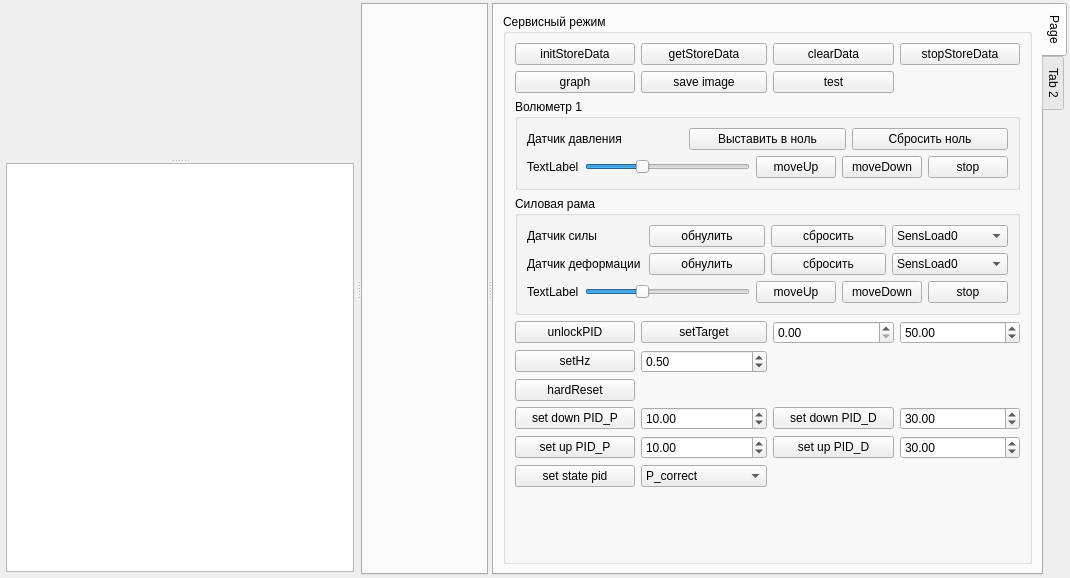
Above: pg-liga/experimentview.ui from predbannikov/pg-liga before the change. Below: the same form after it.
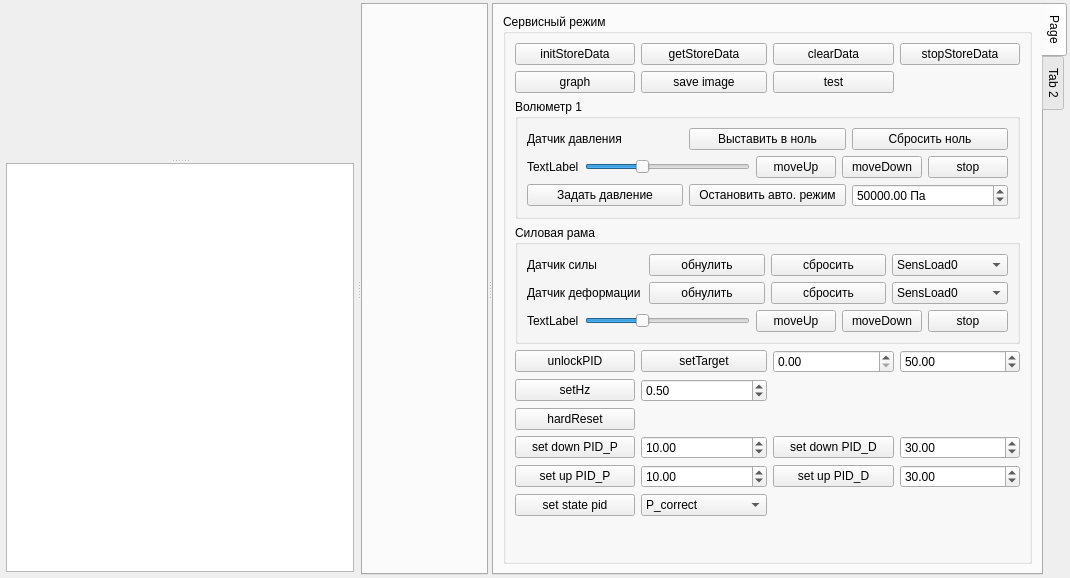
That is the form after the change. Custom widgets are drawn as their Qt base class.

Patch:
```diff
--- a/pg-liga/experimentview.ui
+++ b/pg-liga/experimentview.ui
@@ -158,6 +158,87 @@
               <string>Сервисный режим</string>
              </property>
              <layout class="QGridLayout" name="gridLayout_3">
+              <item row="10" column="1">
+               <widget class="QComboBox" name="cmbState">
+                <item>
+                 <property name="text">
+                  <string>P_correct</string>
+                 </property>
+                </item>
+                <item>
+                 <property name="text">
+                  <string>controller_default</string>
+                 </property>
+                </item>
+               </widget>
+              </item>
+              <item row="1" column="1">
+               <widget class="QPushButton" name="btnSaveImage">
+                <property name="text">
+                 <string>save image</string>
+                </property>
+               </widget>
+              </item>
+              <item row="5" column="3">
+               <widget class="QDoubleSpinBox" name="spinTarget">
+                <property name="minimum">
+                 <double>5.000000000000000</double>
+                </property>
+                <property name="maximum">
+                 <double>2000.000000000000000</double>
+                </property>
+                <property name="singleStep">
+                 <double>50.000000000000000</double>
+                </property>
+                <property name="value">
+                 <double>50.000000000000000</double>
+                </property>
+               </widget>
+              </item>
+              <item row="9" column="2">
+               <widget class="QPushButton" name="btnSetUpPID_D">
+                <property name="text">
+                 <string>set up PID_D</string>
+                </property>
+               </widget>
+              </item>
+              <item row="9" column="3">
+               <widget class="QDoubleSpinBox" name="spinSetUpPID_D">
+                <property name="maximum">
+                 <double>1000.000000000000000</double>
+                </property>
+                <property name="value">
+                 <double>30.000000000000000</double>
+                </property>
+               </widget>
+              </item>
+              <item row="5" column="0">
+               <widget class="QPushButton" name="btnUnlockPid">
+                <property name="text">
+                 <string>unlockPID</string>
+                </property>
+               </widget>
+              </item>
+              <item row="5" column="2">
+               <widget class="QDoubleSpinBox" name="spinTargetMin">
+                <property name="maximum">
+                 <double>1000000.000000000000000</double>
+                </property>
+                <property name="singleStep">
+                 <double>10.000000000000000</double>
+                </property>
+                <property name="value">
+                 <double>0.000000000000000</double>
+                </property>
+               </widget>
+              </item>
+              <item row="1" column="2">
+               <widget class="QPushButton" name="btnTest">
+                <property name="text">
+                 <string>test</string>
+                </property>
+               </widget>
+              </item>
               <item row="0" column="2">
                <widget class="QPushButton" name="btnClearDataStore">
                 <property name="text">
@@ -165,70 +246,167 @@
                 </property>
                </widget>
               </item>
+              <item row="0" column="1">
+               <widget class="QPushButton" name="btnGetStoreData">
+                <property name="text">
+                 <string>getStoreData</string>
+                </property>
+               </widget>
+              </item>
+              <item row="2" column="0" colspan="4">
+               <widget class="QGroupBox" name="grpVolumetr1">
+                <property name="title">
+                 <string>Волюметр 1</string>
+                </property>
+                <layout class="QVBoxLayout" name="verticalLayout_7">
+                 <item>
+                  <layout class="QHBoxLayout" name="horizontalLayout_3">
+                   <item>
+                    <widget class="QLabel" name="label_3">
+                     <property name="text">
+                      <string>Датчик давления</string>
+                     </property>
+                    </widget>
+                   </item>
+                   <item>
+                    <widget class="QPushButton" name="btnVolumetr1SensorPressureSetZero">
+                     <property name="text">
+                      <string>Выставить в ноль</string>
+                     </property>
+                    </widget>
+                   </item>
+                   <item>
+                    <widget class="QPushButton" name="btnVolumetr1SensorPressureReset">
+                     <property name="text">
+                      <string>Сбросить ноль</string>
+                     </property>
+                    </widget>
+                   </item>
+                  </layout>
+                 </item>
+                 <item>
+                  <layout class="QHBoxLayout" name="horizontalLayout_4">
+                   <item>
+                    <widget class="QLabel" name="lblVolumetr1Speed">
+                     <property name="text">
+                      <string>TextLabel</string>
+                     </property>
+                     <property name="buddy">
+                      <cstring>sliderLoadFrameSpeed</cstring>
+                     </property>
+                    </widget>
+                   </item>
+                   <item>
+                    <widget class="QSlider" name="sliderVolumetr1Speed">
+                     <property name="maximum">
+                      <number>150</number>
+                     </property>
+                     <property name="sliderPosition">
+                      <number>50</number>
+                     </property>
+                     <property name="orientation">
+                      <enum>Qt::Horizontal</enum>
+                     </property>
+                     <property name="tickPosition">
+                      <enum>QSlider::NoTicks</enum>
+                     </property>
+                    </widget>
+                   </item>
+                   <item>
+                    <widget class="QPushButton" name="btnVolumetr1MoveUp">
+                     <property name="text">
+                      <string>moveUp</string>
+                     </property>
+                    </widget>
+                   </item>
+                   <item>
+                    <widget class="QPushButton" name="btnVolumetr1MoveDown">
+                     <property name="text">
+                      <string>moveDown</string>
+                     </property>
+                    </widget>
+                   </item>
+                   <item>
+                    <widget class="QPushButton" name="btnVolumetr1Stop">
+                     <property name="text">
+                      <string>stop</string>
+                     </property>
+                    </widget>
+                   </item>
+                  </layout>
+                 </item>
+                 <item>
+                  <layout class="QHBoxLayout" name="horizontalLayout_6">
+                   <item>
+                    <widget class="QPushButton" name="btnVolumetr1SetTarget">
+                     <property name="text">
+                      <string>Задать давление</string>
+                     </property>
+                    </widget>
+                   </item>
+                   <item>
+                    <widget class="QPushButton" name="btnVolumetr1Unlock">
+                     <property name="text">
+                      <string>Остановить авто. режим</string>
+                     </property>
+                    </widget>
+                   </item>
+                   <item>
+                    <widget class="QDoubleSpinBox" name="spinVolumetr1Target">
+                     <property name="suffix">
+                      <string> Па</string>
+                     </property>
+                     <property name="maximum">
+                      <double>900000000.000000000000000</double>
+                     </property>
+                     <property name="singleStep">
+                      <double>10000.000000000000000</double>
+                     </property>
+                     <property name="value">
+                      <double>50000.000000000000000</double>
+                     </property>
+                    </widget>
+                   </item>
+                  </layout>
+                 </item>
+                </layout>
+               </widget>
+              </item>
+              <item row="9" column="1">
+               <widget class="QDoubleSpinBox" name="spinSetUpPID_P">
+                <property name="maximum">
+                 <double>1000.000000000000000</double>
+                </property>
+                <property name="value">
+                 <double>10.000000000000000</double>
+                </property>
+               </widget>
+              </item>
+              <item row="6" column="0">
+               <widget class="QPushButton" name="btnSetHz">
+                <property name="text">
+                 <string>setHz</string>
+                </property>
+               </widget>
+              </item>
               <item row="5" column="1">
-               <widget class="QDoubleSpinBox" name="spinHz">
-                <property name="minimum">
-                 <double>0.010000000000000</double>
-                </property>
-                <property name="maximum">
-                 <double>5.000000000000000</double>
-                </property>
-                <property name="singleStep">
-                 <double>0.500000000000000</double>
-                </property>
-                <property name="value">
-                 <double>0.500000000000000</double>
-                </property>
-               </widget>
-              </item>
-              <item row="4" column="1">
                <widget class="QPushButton" name="btnSetTarget">
                 <property name="text">
                  <string>setTarget</string>
                 </property>
                </widget>
               </item>
-              <item row="9" column="0">
+              <item row="10" column="0">
                <widget class="QPushButton" name="btnSetState">
                 <property name="text">
                  <string>set state pid</string>
                 </property>
                </widget>
               </item>
-              <item row="5" column="0">
-               <widget class="QPushButton" name="btnSetHz">
+              <item row="9" column="0">
+               <widget class="QPushButton" name="btnSetUpPidP">
                 <property name="text">
-                 <string>setHz</string>
-                </property>
-               </widget>
-              </item>
-              <item row="9" column="1">
-               <widget class="QComboBox" name="cmbState">
-                <item>
-                 <property name="text">
-                  <string>P_correct</string>
-                 </property>
-                </item>
-                <item>
-                 <property name="text">
-                  <string>controller_default</string>
-                 </property>
-                </item>
-               </widget>
-              </item>
-              <item row="4" column="3">
-               <widget class="QDoubleSpinBox" name="spinTarget">
-                <property name="minimum">
-                 <double>5.000000000000000</double>
-                </property>
-                <property name="maximum">
-                 <double>2000.000000000000000</double>
-                </property>
-                <property name="singleStep">
-                 <double>50.000000000000000</double>
-                </property>
-                <property name="value">
-                 <double>50.000000000000000</double>
+                 <string>set up PID_P</string>
                 </property>
                </widget>
               </item>
@@ -239,14 +417,31 @@
                 </property>
                </widget>
               </item>
-              <item row="8" column="0">
-               <widget class="QPushButton" name="btnSetUpPidP">
+              <item row="0" column="0">
+               <widget class="QPushButton" name="btnInitStoreData">
                 <property name="text">
-                 <string>set up PID_P</string>
+                 <string>initStoreData</string>
                 </property>
                </widget>
               </item>
-              <item row="10" column="0">
+              <item row="8" column="2">
+               <widget class="QPushButton" name="btnSetPID_D">
+                <property name="text">
+                 <string>set down PID_D</string>
+                </property>
+               </widget>
+              </item>
+              <item row="8" column="1">
+               <widget class="QDoubleSpinBox" name="spinSetPID_P">
+                <property name="maximum">
+                 <double>1000.000000000000000</double>
+                </property>
+                <property name="value">
+                 <double>10.000000000000000</double>
+                </property>
+               </widget>
+              </item>
+              <item row="11" column="0">
                <spacer name="verticalSpacer">
                 <property name="orientation">
                  <enum>Qt::Vertical</enum>
@@ -259,123 +454,47 @@
                 </property>
                </spacer>
               </item>
-              <item row="8" column="2">
-               <widget class="QPushButton" name="btnSetUpPID_D">
-                <property name="text">
-                 <string>set up PID_D</string>
+              <item row="6" column="1">
+               <widget class="QDoubleSpinBox" name="spinHz">
+                <property name="minimum">
+                 <double>0.010000000000000</double>
                 </property>
-               </widget>
-              </item>
-              <item row="8" column="3">
-               <widget class="QDoubleSpinBox" name="spinSetUpPID_D">
                 <property name="maximum">
-                 <double>1000.000000000000000</double>
-                </property>
-                <property name="value">
-                 <double>30.000000000000000</double>
-                </property>
-               </widget>
-              </item>
-              <item row="4" column="0">
-               <widget class="QPushButton" name="btnUnlockPid">
-                <property name="text">
-                 <string>unlockPID</string>
-                </property>
-               </widget>
-              </item>
-              <item row="4" column="2">
-               <widget class="QDoubleSpinBox" name="spinTargetMin">
-                <property name="maximum">
-                 <double>1000000.000000000000000</double>
+                 <double>5.000000000000000</double>
                 </property>
                 <property name="singleStep">
-                 <double>10.000000000000000</double>
+                 <double>0.500000000000000</double>
                 </property>
                 <property name="value">
-                 <double>0.000000000000000</double>
+                 <double>0.500000000000000</double>
                 </property>
                </widget>
               </item>
-              <item row="1" column="0">
-               <widget class="QPushButton" name="btnCreateGraph">
-                <property name="text">
-                 <string>graph</string>
-                </property>
-               </widget>
-              </item>
-              <item row="7" column="0">
+              <item row="8" column="0">
                <widget class="QPushButton" name="btnSetPidP">
                 <property name="text">
                  <string>set down PID_P</string>
                 </property>
                </widget>
               </item>
-              <item row="7" column="2">
-               <widget class="QPushButton" name="btnSetPID_D">
-                <property name="text">
-                 <string>set down PID_D</string>
-                </property>
-               </widget>
-              </item>
-              <item row="0" column="0">
-               <widget class="QPushButton" name="btnInitStoreData">
-                <property name="text">
-                 <string>initStoreData</string>
-                </property>
-               </widget>
-              </item>
-              <item row="7" column="3">
-               <widget class="QDoubleSpinBox" name="spinSetPID_D">
-                <property name="maximum">
-                 <double>1000.000000000000000</double>
-                </property>
-                <property name="value">
-                 <double>30.000000000000000</double>
-                </property>
-               </widget>
-              </item>
-              <item row="1" column="1">
-               <widget class="QPushButton" name="btnSaveImage">
-                <property name="text">
-                 <string>save image</string>
-                </property>
-               </widget>
-              </item>
-              <item row="0" column="1">
-               <widget class="QPushButton" name="btnGetStoreData">
-                <property name="text">
-                 <string>getStoreData</string>
-                </property>
-               </widget>
-              </item>
-              <item row="7" column="1">
-               <widget class="QDoubleSpinBox" name="spinSetPID_P">
-                <property name="maximum">
-                 <double>1000.000000000000000</double>
-                </property>
-                <property name="value">
-                 <double>10.000000000000000</double>
-                </property>
-               </widget>
-              </item>
-              <item row="8" column="1">
-               <widget class="QDoubleSpinBox" name="spinSetUpPID_P">
-                <property name="maximum">
-                 <double>1000.000000000000000</double>
-                </property>
-                <property name="value">
-                 <double>10.000000000000000</double>
-                </property>
-               </widget>
-              </item>
-              <item row="6" column="0">
+              <item row="7" column="0">
                <widget class="QPushButton" name="btnHardReset">
                 <property name="text">
                  <string>hardReset</string>
                 </property>
                </widget>
               </item>
-              <item row="3" column="0" colspan="4">
+              <item row="8" column="3">
+               <widget class="QDoubleSpinBox" name="spinSetPID_D">
+                <property name="maximum">
+                 <double>1000.000000000000000</double>
+                </property>
+                <property name="value">
+                 <double>30.000000000000000</double>
+                </property>
+               </widget>
+              </item>
+              <item row="4" column="0" colspan="4">
                <widget class="QGroupBox" name="grpLoadFrame">
                 <property name="title">
                  <string>Силовая рама</string>
@@ -573,98 +692,13 @@
                 </layout>
                </widget>
               </item>
-              <item row="1" column="2">
-               <widget class="QPushButton" name="btnTest">
+              <item row="1" column="0">
+               <widget class="QPushButton" name="btnCreateGraph">
                 <property name="text">
-                 <string>test</string>
+                 <string>graph</string>
                 </property>
                </widget>
               </item>
-              <item row="2" column="0" colspan="4">
-               <widget class="QGroupBox" name="grpVolumetr1">
-                <property name="title">
-                 <string>Волюметр 1</string>
-                </property>
-                <layout class="QVBoxLayout" name="verticalLayout_7">
-                 <item>
-                  <layout class="QHBoxLayout" name="horizontalLayout_3">
-                   <item>
-                    <widget class="QLabel" name="label_3">
-                     <property name="text">
-                      <string>Датчик давления</string>
-                     </property>
-                    </widget>
-                   </item>
-                   <item>
-                    <widget class="QPushButton" name="btnVolumetr1SensorPressureSetZero">
-                     <property name="text">
-                      <string>Выставить в ноль</string>
-                     </property>
-                    </widget>
-                   </item>
-                   <item>
-                    <widget class="QPushButton" name="btnVolumetr1SensorPressureReset">
-                     <property name="text">
-                      <string>Сбросить ноль</string>
-                     </property>
-                    </widget>
-                   </item>
-                  </layout>
-                 </item>
-                 <item>
-                  <layout class="QHBoxLayout" name="horizontalLayout_4">
-                   <item>
-                    <widget class="QLabel" name="lblVolumetr1Speed">
-                     <property name="text">
-                      <string>TextLabel</string>
-                     </property>
-                     <property name="buddy">
-                      <cstring>sliderLoadFrameSpeed</cstring>
-                     </property>
-                    </widget>
-                   </item>
-                   <item>
-                    <widget class="QSlider" name="sliderVolumetr1Speed">
-                     <property name="maximum">
-                      <number>150</number>
-                     </property>
-                     <property name="sliderPosition">
-                      <number>50</number>
-                     </property>
-                     <property name="orientation">
-                      <enum>Qt::Horizontal</enum>
-                     </property>
-                     <property name="tickPosition">
-                      <enum>QSlider::NoTicks</enum>
-                     </property>
-                    </widget>
-                   </item>
-                   <item>
-                    <widget class="QPushButton" name="btnVolumetr1MoveUp">
-                     <property name="text">
-                      <string>moveUp</string>
-                     </property>
-                    </widget>
-                   </item>
-                   <item>
-                    <widget class="QPushButton" name="btnVolumetr1MoveDown">
-                     <property name="text">
-                      <string>moveDown</string>
-                     </property>
-                    </widget>
-                   </item>
-                   <item>
-                    <widget class="QPushButton" name="btnVolumetr1Stop">
-                     <property name="text">
-                      <string>stop</string>
-                     </property>
-                    </widget>
-                   </item>
-                  </layout>
-                 </item>
-                </layout>
-               </widget>
-              </item>
              </layout>
             </widget>
            </item>
```
